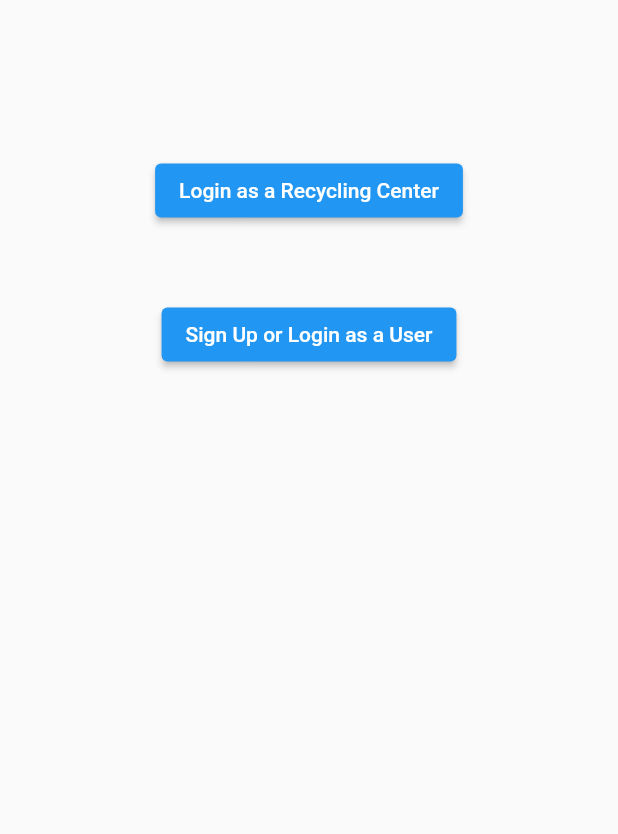
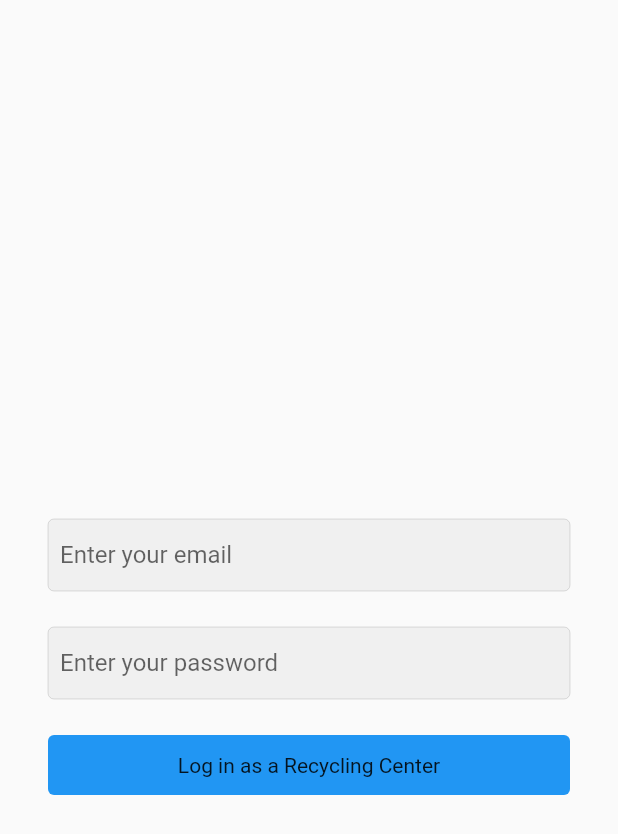
Before and after one commit to rukasuamarike/RecycleHub, a Flutter app: the screen it shows after launch, after a tap on "Login as a Recycling Center", on a phone screen of 412 x 824 dp. Shown: the top 834 px of the screen. Run offline on Flutter 3.47's test engine with Material 2 defaults, Android fonts, the phone set to English and light mode, and no system bars; our stand-ins replace cloud_firestore, firebase_auth, firebase_core; accounts and stored records are empty; statements that could not run were skipped.

Commit message:
visual changes to signup login turnin

```diff
--- a/lib/screens/home.dart
+++ b/lib/screens/home.dart
@@ -27,7 +27,8 @@ class _HomeState extends State<Home> {
           SizedBox(height: MediaQuery.of(context).size.width / 16),
           //need to get the user's name from firebase
           Text(userData!.name,
-              style: TextStyle(fontSize: 30, fontWeight: FontWeight.bold)),
+              style:
+                  const TextStyle(fontSize: 30, fontWeight: FontWeight.bold)),
           SizedBox(height: MediaQuery.of(context).size.width / 32),
           InkWell(
             child: const Text("My Recycling Center"),
@@ -37,7 +38,7 @@ class _HomeState extends State<Home> {
           SizedBox(height: MediaQuery.of(context).size.width / 32),
 
           //need to get the nubmer of cans from firebase
-          Text(userData!.totalCans.toString()),
+          Text(userData.totalCans.toString()),
 
           SizedBox(height: MediaQuery.of(context).size.width / 32),
 
--- /dev/null
+++ b/lib/screens/recycler_login_screen.dart
@@ -0,0 +1,71 @@
+import 'package:flutter/material.dart';
+import 'package:flutter/src/widgets/framework.dart';
+import 'package:flutter/src/widgets/placeholder.dart';
+import 'package:recyclehub/screens/turn_cans.dart';
+
+import '../widgets/text_field_input.dart';
+
+class RecyclerLogin extends StatefulWidget {
+  const RecyclerLogin({super.key});
+
+  @override
+  State<RecyclerLogin> createState() => _RecyclerLoginState();
+}
+
+class _RecyclerLoginState extends State<RecyclerLogin> {
+  final TextEditingController _emailController = TextEditingController();
+  final TextEditingController _passwordController = TextEditingController();
+
+  @override
+  Widget build(BuildContext context) {
+    return Scaffold(
+        body: SafeArea(
+            child: Container(
+                padding: const EdgeInsets.symmetric(horizontal: 32),
+                width: double.infinity,
+                child: Column(
+                    crossAxisAlignment: CrossAxisAlignment.center,
+                    children: [
+                      Flexible(child: Container(), flex: 2),
+                      //add logo
+                      const SizedBox(height: 64),
+                      //text field for email
+                      TextFieldInput(
+                          textEditingController: _emailController,
+                          hintText: 'Enter your email',
+                          textInputType: TextInputType.emailAddress),
+                      //add space between the text fields
+                      const SizedBox(
+                        height: 24,
+                      ),
+                      //text field for pw
+                      TextFieldInput(
+                        textEditingController: _passwordController,
+                        hintText: 'Enter your password',
+                        textInputType: TextInputType.text,
+                        isPass: true,
+                      ),
+
+                      const SizedBox(height: 24),
+                      //login button
+                      InkWell(
+                        onTap: () => Navigator.push(
+                            context,
+                            MaterialPageRoute(
+                                builder: (context) => TurnCans())),
+                        child: Container(
+                            width: double.infinity,
+                            alignment: Alignment.center,
+                            padding: const EdgeInsets.symmetric(vertical: 12),
+                            decoration: const ShapeDecoration(
+                                shape: RoundedRectangleBorder(
+                                    borderRadius:
+                                        BorderRadius.all(Radius.circular(4))),
+                                color: Colors.blue),
+                            child: const Text('Log in as a Recycling Center')),
+                      ),
+                      const SizedBox(height: 12),
+                      Flexible(child: Container(), flex: 2),
+                    ]))));
+  }
+}
--- a/lib/screens/splash_screen.dart
+++ b/lib/screens/splash_screen.dart
@@ -4,6 +4,7 @@ import 'package:flutter/material.dart';
 import 'package:flutter/src/widgets/framework.dart';
 import 'package:flutter/src/widgets/placeholder.dart';
 import 'package:provider/provider.dart';
+import 'package:recyclehub/screens/recycler_login_screen.dart';
 import 'package:recyclehub/screens/user_signup_screen.dart';
 
 import '../widgets/userdata.dart';
@@ -32,7 +33,8 @@ class _SplashScreenState extends State<SplashScreen> {
 
             //button to login as a recycling center
             ElevatedButton(
-                onPressed: () {},
+                onPressed: () => Navigator.push(context,
+                    MaterialPageRoute(builder: (context) => RecyclerLogin())),
                 child: const Text("Login as a Recycling Center")),
             const SizedBox(height: 48),
 
--- a/lib/screens/user_signup_screen.dart
+++ b/lib/screens/user_signup_screen.dart
@@ -50,10 +50,12 @@ class _UserSignUpScreenState extends State<UserSignUpScreen> {
   @override
   Widget build(BuildContext context) {
     return Scaffold(
-        body: SafeArea(
+        body: Center(
             child: Container(
                 padding: const EdgeInsets.symmetric(horizontal: 32),
-                width: double.infinity,
+                width: MediaQuery.of(context).size.width > 500
+                    ? 500
+                    : double.infinity,
                 child: Column(
                     crossAxisAlignment: CrossAxisAlignment.center,
                     children: [
```
Also changed, not shown: lib/screens/turn_cans.dart (+16 -3 lines), lib/screens/user_login_screen.dart (+5 -2 lines).
